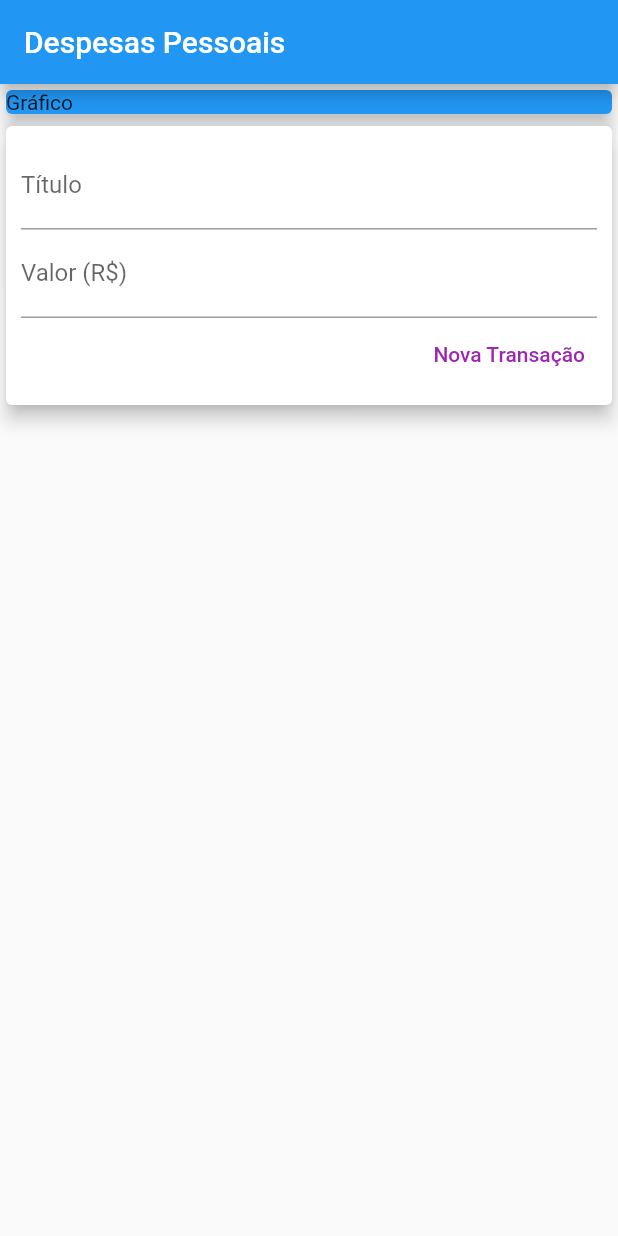
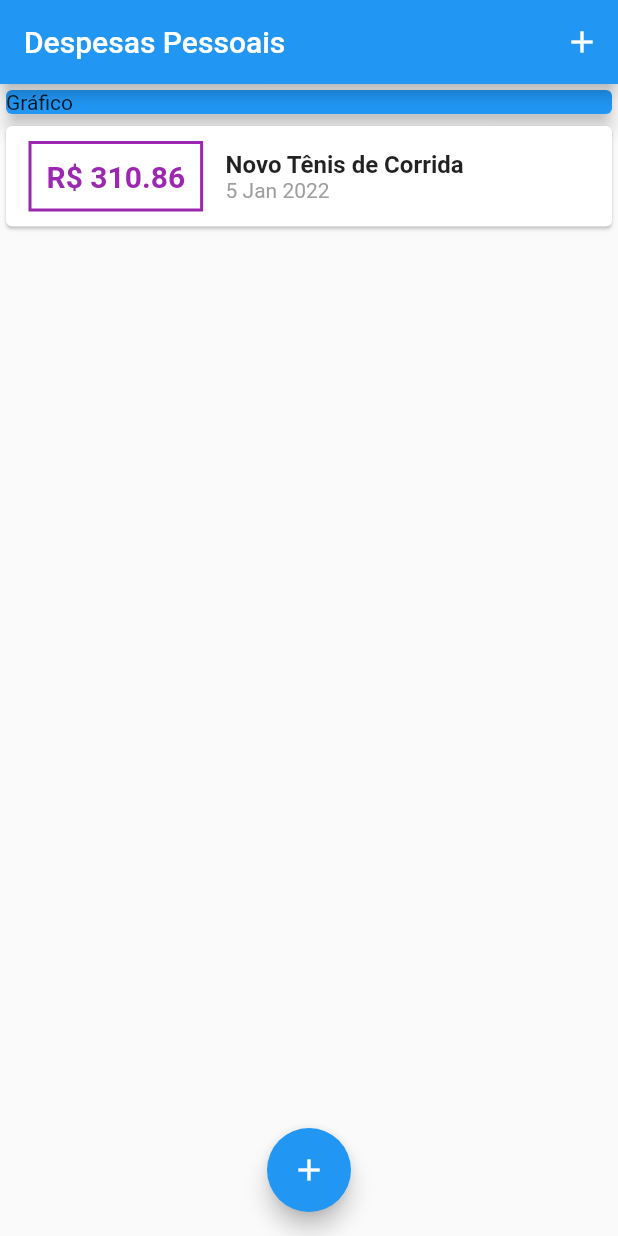
Before and after one commit to guilhermeais/expenses, a Flutter app: the screen it shows after launch, on a phone screen of 412 x 824 dp. Run offline on Flutter 3.47's test engine with Material 2 defaults, Android fonts, the phone set to English and light mode, and no system bars.

Commit message:
Changes on add transactions

```diff
--- a/lib/components/transaction_list.dart
+++ b/lib/components/transaction_list.dart
@@ -4,23 +4,27 @@ import '../models/transaction.dart';
 import 'package:intl/intl.dart';
 
 class TransactionList extends StatelessWidget {
-  const TransactionList({Key? key, required this.transactions}) : super(key: key);
+  const TransactionList({Key? key, required this.transactions})
+      : super(key: key);
 
   final List<Transaction> transactions;
 
   @override
   Widget build(BuildContext context) {
-    return Column(
-              children: transactions
-                  .map((tr) => Card(
+    return Container(
+      height: 300,
+      child: ListView.builder(
+        itemCount: transactions.length,
+        itemBuilder: (BuildContext ctx, int index) {
+          final tr = transactions[index];
+          return Card(
               child: Row(
             children: [
               Container(
-                            margin: const EdgeInsets.symmetric(
-                                horizontal: 15, vertical: 10),
+                margin:
+                    const EdgeInsets.symmetric(horizontal: 15, vertical: 10),
                 decoration: BoxDecoration(
-                                border:
-                                    Border.all(color: Colors.purple, width: 2)),
+                    border: Border.all(color: Colors.purple, width: 2)),
                 padding: const EdgeInsets.all(10),
                 child: Text(
                   "R\$ ${tr.value.toStringAsFixed(2)}",
@@ -46,8 +50,9 @@ class TransactionList extends StatelessWidget {
                 ],
               )
             ],
-                      )))
-                  .toList(),
+          ));
+        },
+      ),
     );
   }
 }
--- a/lib/components/transaction_user.dart
+++ /dev/null
@@ -1,40 +0,0 @@
-import 'dart:math';
-
-import 'package:flutter/material.dart';
-
-import 'package:expenses/models/transaction.dart';
-import './transaction_form.dart';
-import './transaction_list.dart';
-
-class TransactionUser extends StatefulWidget {
-  const TransactionUser({Key? key}) : super(key: key);
-
-  @override
-  _TransactionUserState createState() => _TransactionUserState();
-}
-
-class _TransactionUserState extends State<TransactionUser> {
-  final List<Transaction> _transactions = [];
-
-  _addTransaction(String title, double value) {
-    final newTrasaction = Transaction(
-        id: Random().nextDouble().toString(),
-        title: title,
-        value: value,
-        date: DateTime.now());
-
-        setState(() {
-          _transactions.add(newTrasaction);
-        });
-  }
-
-  @override
-  Widget build(BuildContext context) {
-    return Column(
-      children: [
-        TransactionList(transactions: _transactions),
-        TransactionForm(onSubmit: _addTransaction)
-      ],
-    );
-  }
-}
--- a/lib/main.dart
+++ b/lib/main.dart
@@ -1,6 +1,11 @@
-import 'package:expenses/components/transaction_user.dart';
+import 'dart:math';
+
+import 'package:expenses/components/transaction_form.dart';
 
 import 'package:flutter/material.dart';
+
+import 'components/transaction_list.dart';
+import 'models/transaction.dart';
 
 main() => runApp(const ExpensesApp());
 
@@ -15,18 +20,61 @@ class ExpensesApp extends StatelessWidget {
   }
 }
 
-class MyHomePage extends StatelessWidget {
+class MyHomePage extends StatefulWidget {
   MyHomePage({Key? key}) : super(key: key);
 
+  @override
+  State<MyHomePage> createState() => _MyHomePageState();
+}
 
+class _MyHomePageState extends State<MyHomePage> {
+  final List<Transaction> _transactions = [
+    Transaction(
+        id: 't1',
+        title: 'Novo Tênis de Corrida',
+        value: 310.86,
+        date: DateTime.now()),
+  ];
+
+  _addTransaction(String title, double value) {
+    final newTrasaction = Transaction(
+        id: Random().nextDouble().toString(),
+        title: title,
+        value: value,
+        date: DateTime.now());
+
+    setState(() {
+      _transactions.add(newTrasaction);
+    });
+    Navigator.of(context).pop();
+  }
+
+  _openTransactionFormModal(BuildContext context) {
+    showModalBottomSheet(
+        context: context,
+        builder: (_) {
+          return TransactionForm(
+            onSubmit: _addTransaction,
+          );
+        });
+  }
 
   @override
   Widget build(BuildContext context) {
     return Scaffold(
-        appBar: AppBar(
-          title: const Text("Despesas Pessoais"),
-        ),
-        body: Column(
+      appBar: AppBar(
+        title: const Text("Despesas Pessoais"),
+        actions: [
+          IconButton(
+            icon: const Icon(Icons.add),
+            onPressed: () {
+              _openTransactionFormModal(context);
+            },
+          ),
+        ],
+      ),
+      body: SingleChildScrollView(
+        child: Column(
           crossAxisAlignment: CrossAxisAlignment.stretch,
           children: [
             Container(
@@ -37,8 +85,17 @@ class MyHomePage extends StatelessWidget {
                 elevation: 5,
               ),
             ),
-            TransactionUser()
+            TransactionList(transactions: _transactions),
           ],
-        ));
+        ),
+      ),
+      floatingActionButton: FloatingActionButton(
+        child: const Icon(Icons.add),
+        onPressed: () {
+          _openTransactionFormModal(context);
+        },
+      ),
+      floatingActionButtonLocation: FloatingActionButtonLocation.centerFloat,
+    );
   }
 }
```
Also changed, not shown: lib/components/transaction_form.dart (+24 -6 lines). Lines whose indentation alone changed are shown as unchanged.
